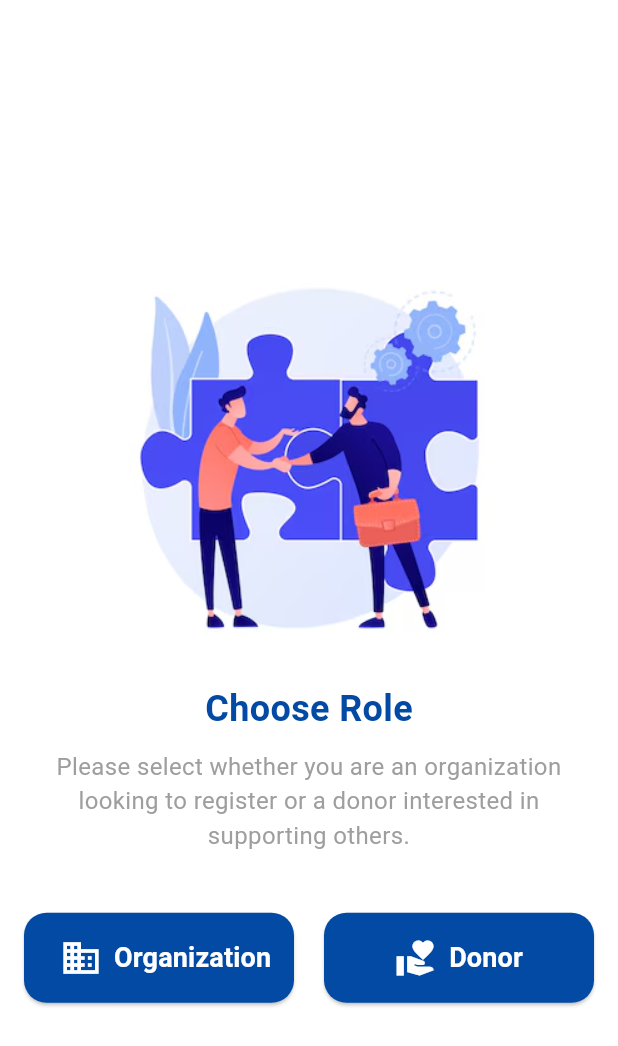
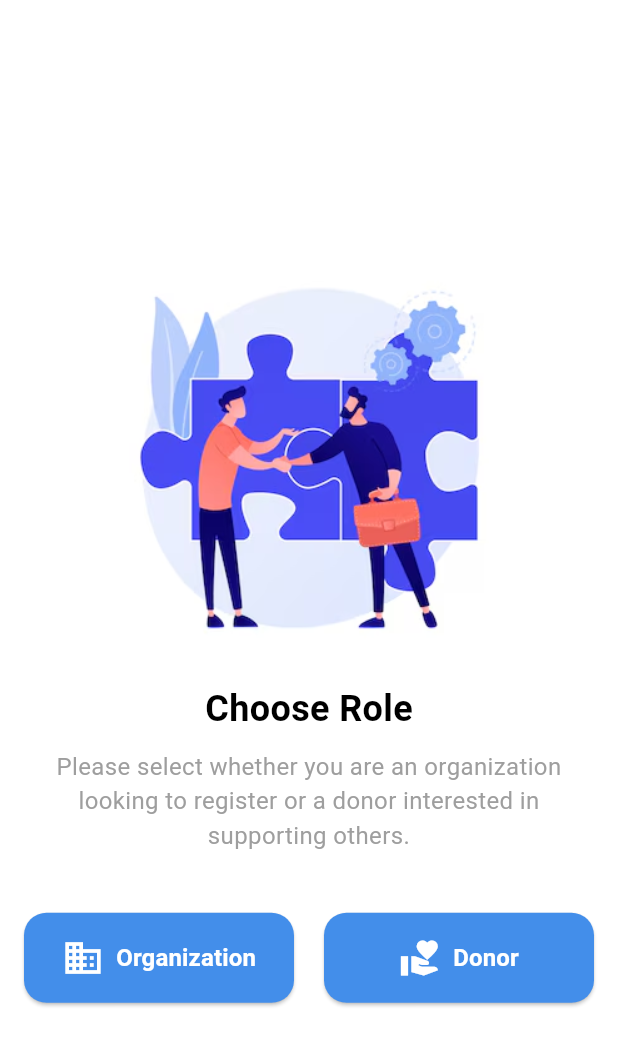
Before and after one commit to huzaifascinating/giventake, a Flutter app: the screen it shows after launch, after a tap on "Get Started", on a phone screen of 412 x 824 dp. Shown: the top 1046 px of the screen. Run offline on Flutter 3.47's test engine with Material 3 defaults, Android fonts, the light colour scheme and no system bars.

Commit message:
splash screen

```diff
--- a/lib/role_screen.dart
+++ b/lib/role_screen.dart
@@ -25,7 +25,7 @@ class ChooseRoleScreen extends StatelessWidget {
               style: TextStyle(
                 fontSize: 24,
                 fontWeight: FontWeight.bold,
-                color: darkBlue,
+                color: Colors.black,
               ),
             ),
             const SizedBox(height: 10),
@@ -45,7 +45,7 @@ class ChooseRoleScreen extends StatelessWidget {
                     height: 60, // Reduced button height
                     child: ElevatedButton(
                       style: ElevatedButton.styleFrom(
-                        backgroundColor: darkBlue, // Dark blue color
+                        backgroundColor: lightBlue, // Dark blue color
                         shape: RoundedRectangleBorder(
                           borderRadius: BorderRadius.circular(15),
                         ),
@@ -70,7 +70,7 @@ class ChooseRoleScreen extends StatelessWidget {
                           Text(
                             'Organization',
                             style: TextStyle(
-                              fontSize: 18, // Reduced font size
+                              fontSize: 16, // Reduced font size
                               color: Colors.white,
                               fontWeight: FontWeight.bold,
                             ),
@@ -87,7 +87,7 @@ class ChooseRoleScreen extends StatelessWidget {
                     height: 60, // Reduced button height
                     child: ElevatedButton(
                       style: ElevatedButton.styleFrom(
-                        backgroundColor: darkBlue, // Light blue color
+                        backgroundColor: lightBlue, // Light blue color
                         shape: RoundedRectangleBorder(
                           borderRadius: BorderRadius.circular(15),
                         ),
@@ -112,7 +112,7 @@ class ChooseRoleScreen extends StatelessWidget {
                           Text(
                             'Donor',
                             style: TextStyle(
-                              fontSize: 18, // Reduced font size
+                              fontSize: 16, // Reduced font size
                               color: Colors.white,
                               fontWeight: FontWeight.bold,
                             ),
--- a/lib/splash.dart
+++ b/lib/splash.dart
@@ -1,5 +1,4 @@
 import 'package:flutter/material.dart';
-import 'package:giventake/main.dart';
 import 'role_screen.dart';
 
 class SplashScreen extends StatefulWidget {
@@ -15,7 +14,17 @@ class _SplashScreenState extends State<SplashScreen> {
     return Scaffold(
       body: Container(
         width: double.infinity,
-        color: splashBackgroundColor, // Set blue background color here
+        height: double.infinity,
+        decoration: const BoxDecoration(
+          gradient: LinearGradient(
+            begin: Alignment.topLeft,
+            end: Alignment.bottomRight,
+            colors: [
+              Color(0xFF1A1D23),
+              Color(0xFF121417),
+            ],
+          ),
+        ),
         child: Column(
           mainAxisAlignment: MainAxisAlignment.center,
           children: <Widget>[
@@ -23,9 +32,9 @@ class _SplashScreenState extends State<SplashScreen> {
             Column(
               children: <Widget>[
                 Image.asset(
-                  'logo.png',
-                  width: 60,
-                  height: 60,
+                  'assets/logo.png',
+                  width: 100,
+                  height: 100,
                 ),
                 const SizedBox(height: 10),
                 const Text(
@@ -33,13 +42,23 @@ class _SplashScreenState extends State<SplashScreen> {
                   style: TextStyle(
                     fontSize: 20,
                     fontWeight: FontWeight.bold,
-                    fontFamily: '',
+                    fontFamily: 'Montserrat',
                     color: Colors.white,
+                  ),
+                ),
+                const SizedBox(height: 10),
+                const Text(
+                  'Empowering kindness',
+                  style: TextStyle(
+                    fontSize: 14,
+                    fontWeight: FontWeight.normal,
+                    fontFamily: 'Montserrat',
+                    color: Colors.white70,
                   ),
                 ),
               ],
             ),
-            const Spacer(flex: 3),
+            const Spacer(flex: 2),
             ElevatedButton(
               onPressed: () {
                 Navigator.of(context).pushReplacement(
@@ -48,14 +67,36 @@ class _SplashScreenState extends State<SplashScreen> {
                 );
               },
               style: ElevatedButton.styleFrom(
-                backgroundColor: darkBlue,
+                backgroundColor: const Color(0xFF3B3F54),
+                padding: const EdgeInsets.symmetric(
+                  horizontal: 25.0,
+                  vertical: 16.0,
+                ),
+                shape: RoundedRectangleBorder(
+                  borderRadius: BorderRadius.circular(30.0),
+                ),
+                elevation: 5,
               ),
-              child: const Text(
-                'Get Started',
-                style: TextStyle(color: Colors.white),
+              child: const Row(
+                mainAxisSize: MainAxisSize.min,
+                children: const [
+                  Icon(
+                    Icons.arrow_right,
+                    color: Colors.white,
+                  ),
+                  SizedBox(width: 10),
+                  Text(
+                    'Get Started',
+                    style: TextStyle(
+                      color: Colors.white,
+                      fontSize: 15.0,
+                      fontWeight: FontWeight.w600,
+                    ),
+                  ),
+                ],
               ),
             ),
-            const Spacer(flex: 2),
+            const Spacer(flex: 1),
           ],
         ),
       ),
```
